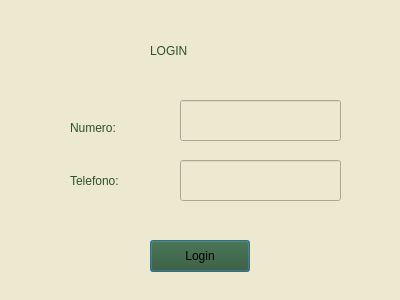
First picture: the form in login.ui, repository valeAlfaro5/ProyectoLenguajesDeProgramacion, before the edit.
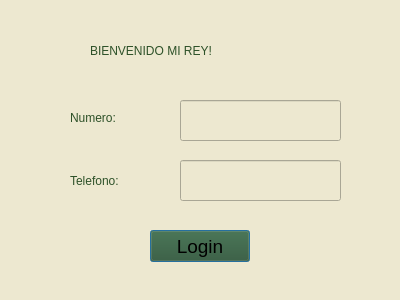
Second picture: the form after the edit.

What changed in the file:
```diff
--- a/login.ui
+++ b/login.ui
@@ -21,11 +21,16 @@
    <property name="geometry">
     <rect>
      <x>150</x>
-     <y>240</y>
+     <y>230</y>
      <width>100</width>
      <height>32</height>
     </rect>
    </property>
+   <property name="font">
+    <font>
+     <pointsize>14</pointsize>
+    </font>
+   </property>
    <property name="styleSheet">
     <string notr="true">background-color: rgb(45, 81, 40);</string>
    </property>
@@ -66,8 +71,8 @@
    <property name="geometry">
     <rect>
      <x>70</x>
-     <y>120</y>
-     <width>71</width>
+     <y>110</y>
+     <width>91</width>
      <height>16</height>
     </rect>
    </property>
@@ -85,7 +90,7 @@
     <rect>
      <x>70</x>
      <y>170</y>
-     <width>81</width>
+     <width>101</width>
      <height>21</height>
     </rect>
    </property>
@@ -101,9 +106,9 @@
   <widget class="QLabel" name="label_3">
    <property name="geometry">
     <rect>
-     <x>150</x>
+     <x>90</x>
      <y>30</y>
-     <width>111</width>
+     <width>231</width>
      <height>41</height>
     </rect>
    </property>
@@ -113,7 +118,7 @@
 background-color: rgba(255, 255, 255, 0);</string>
    </property>
    <property name="text">
-    <string>LOGIN</string>
+    <string>BIENVENIDO MI REY!</string>
    </property>
   </widget>
  </widget>
```
